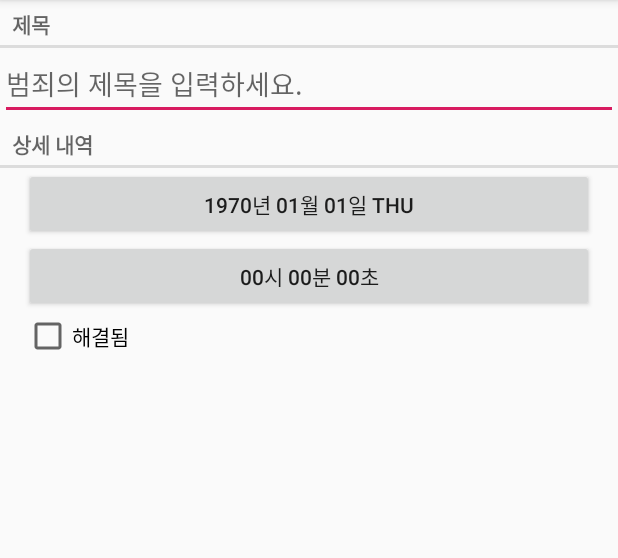
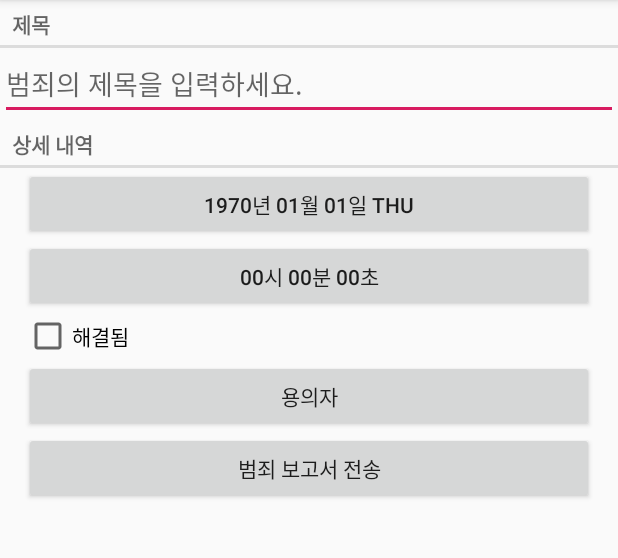
Before and after one commit to android-bignerdranch-2nd/CrimeIntent, an Android app: the CrimeFragment screen opened directly, with no data from a screen before it, on a phone screen of 412 x 824 dp, the part 84-642 px from its top. Run offline under Robolectric (Android 15) with nearby library versions, the phone set to English and light mode, and no system bars.

Commit message:
Chapter 15. Implicit intent (temp)

```diff
--- a/app/src/main/java/com/bignerdranch/android/criminalintent/CrimeFragment.java
+++ b/app/src/main/java/com/bignerdranch/android/criminalintent/CrimeFragment.java
@@ -3,7 +3,6 @@ package com.bignerdranch.android.criminalintent;
 import android.app.Activity;
 import android.content.Intent;
 import android.os.Bundle;
-import android.provider.CalendarContract;
 import android.support.annotation.NonNull;
 import android.support.annotation.Nullable;
 import android.support.v4.app.Fragment;
@@ -20,15 +19,10 @@ import android.widget.Button;
 import android.widget.CheckBox;
 import android.widget.CompoundButton;
 import android.widget.EditText;
-import android.widget.TimePicker;
-
-import java.text.DateFormat;
-import java.text.ParseException;
 import java.text.SimpleDateFormat;
 import java.util.Calendar;
 import java.util.Date;
 import java.util.GregorianCalendar;
-import java.util.Locale;
 import java.util.UUID;
 
 public class CrimeFragment extends Fragment {
--- a/app/src/main/res/layout/fragment_crime.xml
+++ b/app/src/main/res/layout/fragment_crime.xml
@@ -44,4 +44,20 @@
         android:layout_marginRight="16dp"
         android:text="@string/crime_solved_label"/>
 
+    <Button
+        android:id="@+id/crime_suspect"
+        android:layout_width="match_parent"
+        android:layout_height="wrap_content"
+        android:layout_marginLeft="16dp"
+        android:layout_marginRight="16dp"
+        android:text="@string/crime_suspect_text"/>
+
+    <Button
+        android:id="@+id/crime_report"
+        android:layout_width="match_parent"
+        android:layout_height="wrap_content"
+        android:layout_marginLeft="16dp"
+        android:layout_marginRight="16dp"
+        android:text="@string/crime_report_text"/>
+
 </LinearLayout>
--- a/app/src/main/res/values/strings.xml
+++ b/app/src/main/res/values/strings.xml
@@ -18,4 +18,7 @@
 
     <string name="remove_crime">범죄 삭제</string>
 
+    <string name="crime_suspect_text">용의자</string>
+    <string name="crime_report_text">범죄 보고서 전송</string>
+
 </resources>
```
